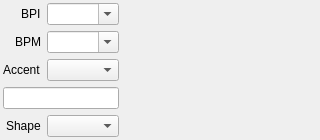
elieserdejesus/JamTaba, file src/Common/gui/NinjamPanel.ui: the form before one commit.
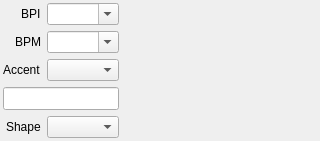
The form after the commit. Custom widgets are drawn as their Qt base class.

Patch:
```diff
--- a/src/Common/gui/NinjamPanel.ui
+++ b/src/Common/gui/NinjamPanel.ui
@@ -7,7 +7,7 @@
     <x>0</x>
     <y>0</y>
     <width>320</width>
-    <height>129</height>
+    <height>141</height>
    </rect>
   </property>
   <property name="sizePolicy">
```
Left out of the diff: 2 changed lines with no effect on the pictures.
